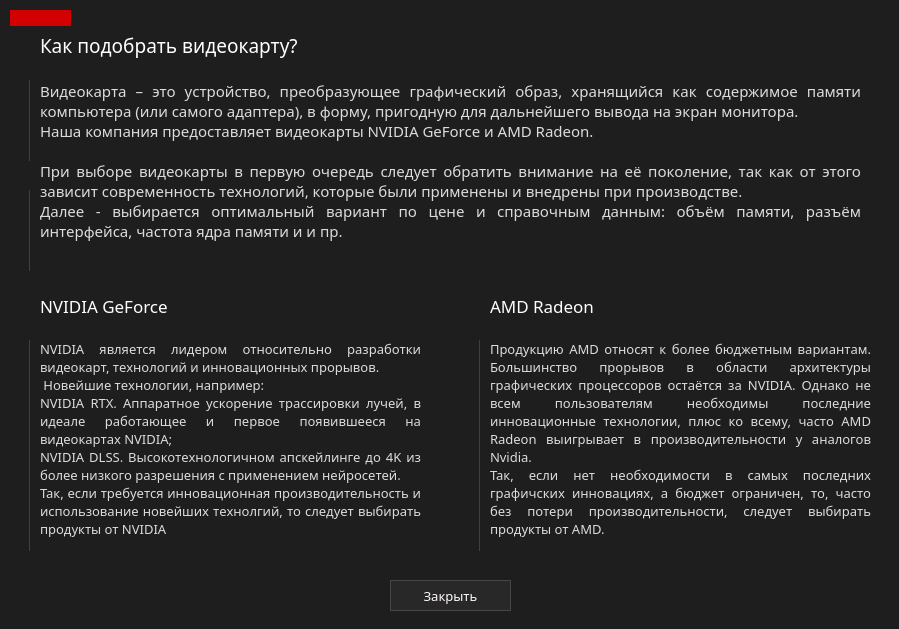
Qt form ui/help/widgetVideoHelp.ui (marginalprog/git_pcconf) before a commit.
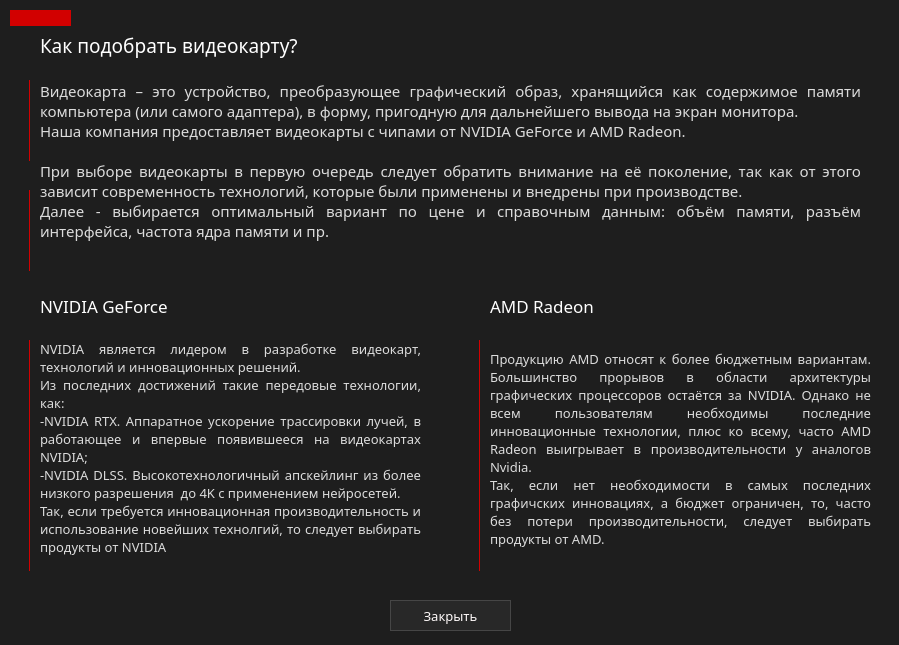
The same form after that commit. Icons and pictures are not drawn.

What changed in the file:
```diff
--- a/ui/help/widgetVideoHelp.ui
+++ b/ui/help/widgetVideoHelp.ui
@@ -10,7 +10,7 @@
     <x>0</x>
     <y>0</y>
     <width>899</width>
-    <height>629</height>
+    <height>645</height>
    </rect>
   </property>
   <property name="font">
@@ -71,10 +71,10 @@
    </property>
    <property name="text">
     <string>Видеокарта – это устройство, преобразующее графический образ, хранящийся как содержимое памяти компьютера (или самого адаптера), в форму, пригодную для дальнейшего вывода на экран монитора.
-Наша компания предоставляет видеокарты NVIDIA GeForce и AMD Radeon.
+Наша компания предоставляет видеокарты с чипами от NVIDIA GeForce и AMD Radeon.
 
 При выборе видеокарты в первую очередь следует обратить внимание на её поколение, так как от этого зависит современность технологий, которые были применены и внедрены при производстве.
-Далее - выбирается оптимальный вариант по цене и справочным данным: объём памяти, разъём интерфейса, частота ядра памяти и и пр.</string>
+Далее - выбирается оптимальный вариант по цене и справочным данным: объём памяти, разъём интерфейса, частота ядра памяти и пр.</string>
    </property>
    <property name="textFormat">
     <enum>Qt::PlainText</enum>
@@ -131,7 +131,7 @@
      <x>40</x>
      <y>340</y>
      <width>381</width>
-     <height>221</height>
+     <height>241</height>
     </rect>
    </property>
    <property name="font">
@@ -147,10 +147,10 @@
     <string notr="true">color: rgb(220,220,220);</string>
    </property>
    <property name="text">
-    <string>NVIDIA является лидером относительно разработки видеокарт, технологий и инновационных прорывов. 
- Новейшие технологии, например: 
-NVIDIA RTX. Аппаратное ускорение трассировки лучей, в идеале работающее и первое появившееся на видеокартах NVIDIA; 
-NVIDIA DLSS. Высокотехнологичном апскейлинге до 4K из более низкого разрешения с применением нейросетей.
+    <string>NVIDIA является лидером в разработке видеокарт, технологий и инновационных решений. 
+Из последних достижений такие передовые технологии, как: 
+-NVIDIA RTX. Аппаратное ускорение трассировки лучей, в работающее и впервые появившееся на видеокартах NVIDIA; 
+-NVIDIA DLSS. Высокотехнологичный апскейлинг из более низкого разрешения  до 4K с применением нейросетей.
 Так, если требуется инновационная производительность и использование новейших технолгий, то следует выбирать продукты от NVIDIA</string>
    </property>
    <property name="textFormat">
@@ -167,7 +167,7 @@
    <property name="geometry">
     <rect>
      <x>490</x>
-     <y>340</y>
+     <y>350</y>
      <width>381</width>
      <height>211</height>
     </rect>
@@ -221,7 +221,7 @@
    <property name="geometry">
     <rect>
      <x>390</x>
-     <y>580</y>
+     <y>600</y>
      <width>121</width>
      <height>31</height>
     </rect>
@@ -259,7 +259,7 @@
      <x>10</x>
      <y>340</y>
      <width>20</width>
-     <height>211</height>
+     <height>231</height>
     </rect>
    </property>
    <property name="styleSheet">
@@ -293,7 +293,7 @@
      <x>460</x>
      <y>340</y>
      <width>20</width>
-     <height>211</height>
+     <height>231</height>
     </rect>
    </property>
    <property name="styleSheet">
```
Left out of the diff: 6 changed lines with no effect on the pictures.
